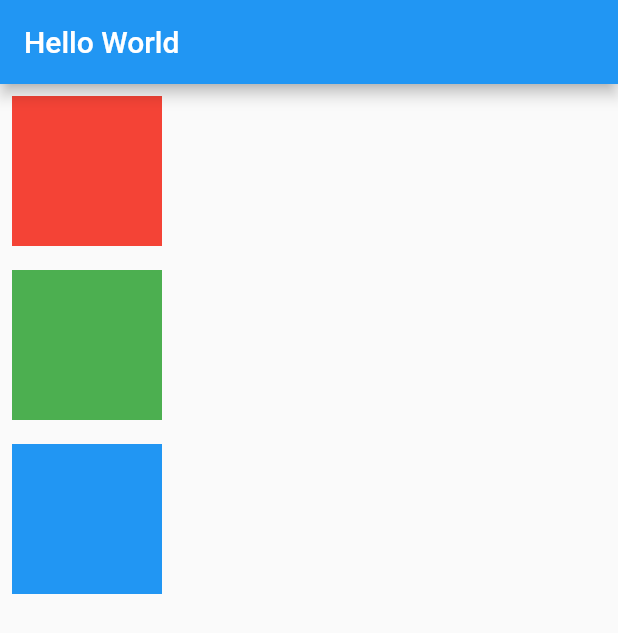
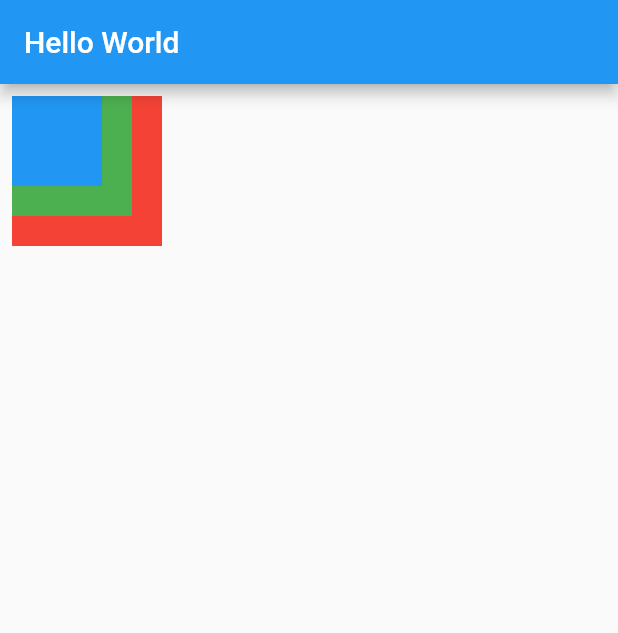
Before and after one commit to ksdhk/flutter, a Flutter app: the screen it shows after launch, on a phone screen of 412 x 824 dp. Shown: the top 633 px of the screen. Run offline on Flutter 3.47's test engine with Material 2 defaults, Android fonts, the phone set to English and light mode, and no system bars.

Commit message:
Update main.dart

```diff
--- a/flutter_app/lib/main.dart
+++ b/flutter_app/lib/main.dart
@@ -31,7 +31,7 @@ class MyHomePage extends StatelessWidget{
           title:Text('Hello World'),
       ),
       body:
-          Column(
+          Stack(
       children:<Widget>[
       Container(
         color: Colors.red,
@@ -42,15 +42,15 @@ class MyHomePage extends StatelessWidget{
       ),
         Container(
           color: Colors.green,
-          width:100,
-          height:100,
+          width:80,
+          height:80,
           padding: const EdgeInsets.all(8.0),
           margin: const EdgeInsets.all(8.0),
         ),
         Container(
           color: Colors.blue,
-          width:100,
-          height:100,
+          width:60,
+          height:60,
           padding: const EdgeInsets.all(8.0),
           margin: const EdgeInsets.all(8.0),
         ),
```
